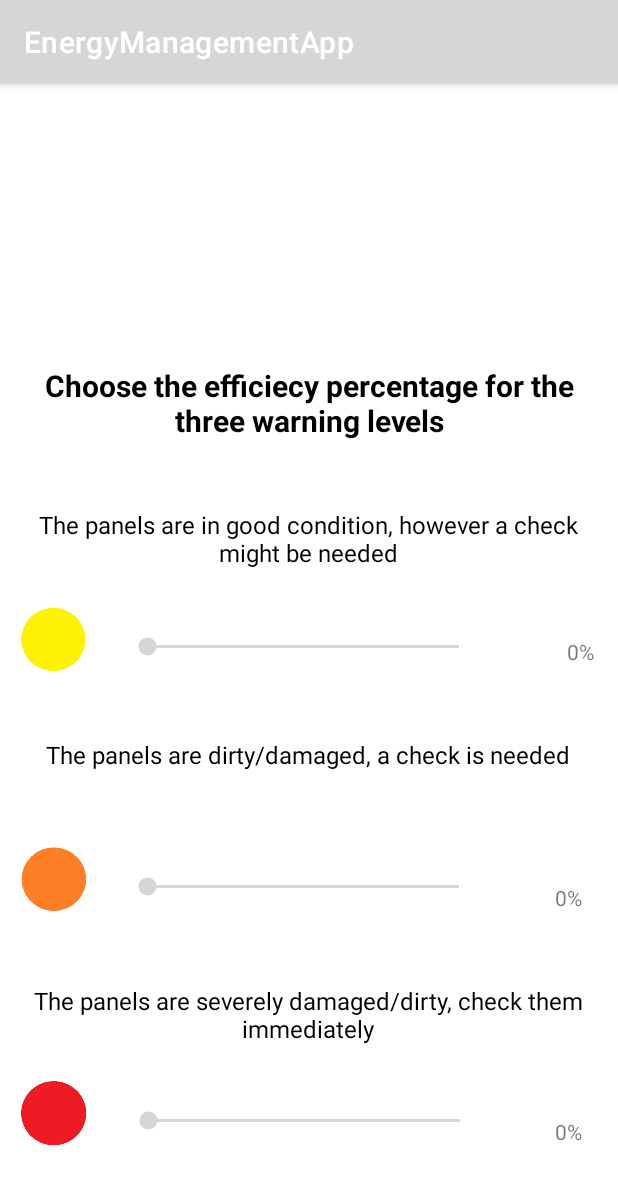
After one commit to csandor99/house-energy-management-app, an Android app: the PanelManagementActivity screen opened directly, with no data from a screen before it, on a phone screen of 412 x 824 dp. The commit adds this screen. Shown: the top 1185 px of the screen. Run offline under Robolectric (Android 15) with nearby library versions, the phone set to English and light mode, and no system bars.

Commit message:
panel management

```diff
--- a/EnergyManagementApp/app/src/main/AndroidManifest.xml
+++ b/EnergyManagementApp/app/src/main/AndroidManifest.xml
@@ -1,6 +1,6 @@
 <?xml version="1.0" encoding="utf-8"?>
 <manifest xmlns:android="http://schemas.android.com/apk/res/android"
-    package="com.example.energymanagementapp" >
+    package="com.example.energymanagementapp">
 
     <application
         android:allowBackup="true"
@@ -8,7 +8,10 @@
         android:label="@string/app_name"
         android:roundIcon="@mipmap/ic_launcher_round"
         android:supportsRtl="true"
-        android:theme="@style/Theme.EnergyManagementApp" >
+        android:theme="@style/Theme.EnergyManagementApp">
+        <activity
+            android:name=".manageEfficiency.PanelManagementActivity"
+            android:exported="false" />
         <activity
             android:name=".LandingPageActivity"
             android:exported="false"
@@ -19,7 +22,7 @@
             android:exported="false" />
         <activity
             android:name=".MainActivity"
-            android:exported="true" >
+            android:exported="true">
             <intent-filter>
                 <action android:name="android.intent.action.MAIN" />
 
--- a/EnergyManagementApp/app/src/main/java/com/example/energymanagementapp/MainActivity.kt
+++ b/EnergyManagementApp/app/src/main/java/com/example/energymanagementapp/MainActivity.kt
@@ -6,6 +6,7 @@ import android.os.Bundle
 import android.view.View
 import android.widget.EditText
 import android.widget.TextView
+import com.example.energymanagementapp.manageEfficiency.PanelManagementActivity
 import com.google.android.material.textfield.TextInputEditText
 
 class MainActivity : AppCompatActivity() {
@@ -42,6 +43,7 @@ class MainActivity : AppCompatActivity() {
         if(msgUser.isEmpty() && msgPass.isEmpty()){
             if(username.text.toString() == "admin" && password.text.toString() == "password"){
                 val intent = Intent ( this, MainPageActivity::class.java )
+                //val intent = Intent ( this, PanelManagementActivity::class.java )
                 startActivity ( intent )
             }else{
                 errorMessage.text = "Wrong username or password!"
--- /dev/null
+++ b/EnergyManagementApp/app/src/main/java/com/example/energymanagementapp/manageEfficiency/PanelManagementActivity.kt
@@ -0,0 +1,93 @@
+package com.example.energymanagementapp.manageEfficiency
+
+import androidx.appcompat.app.AppCompatActivity
+import android.os.Bundle
+import android.widget.SeekBar
+import android.widget.TextView
+import android.widget.Toast
+import com.example.energymanagementapp.R
+
+class PanelManagementActivity : AppCompatActivity() {
+
+    var red_bar: SeekBar? = null
+    var orange_bar: SeekBar? = null
+    var yellow_bar: SeekBar? = null
+
+    var red_text: TextView? = null
+    var orange_text: TextView? = null
+    var yellow_text: TextView? = null
+
+    override fun onCreate(savedInstanceState: Bundle?) {
+        super.onCreate(savedInstanceState)
+        setContentView(R.layout.activity_panel_management)
+
+        red_bar = findViewById(R.id.red_seekbar);
+        orange_bar = findViewById(R.id.orange_seekbar)
+        yellow_bar = findViewById(R.id.yellow_seekbar)
+
+
+        red_text = findViewById(R.id.red_text);
+        orange_text = findViewById(R.id.orange_text)
+        yellow_text = findViewById(R.id.yellow_text)
+
+
+        println("AAAAAAAAAAAAAAAAAAAAAAAAAAAAAAAAAAAAAAAAAAAAAAA")
+        red_bar?.setOnSeekBarChangeListener(object : SeekBar.OnSeekBarChangeListener {
+
+            override fun onProgressChanged(seekBar: SeekBar, i: Int, b: Boolean) {
+                // Display the current progress of SeekBar
+
+                red_text?.text = "$i%"
+            }
+
+            override fun onStartTrackingTouch(p0: SeekBar?) {
+
+                //Toast.makeText(applicationContext,"start tracking",Toast.LENGTH_SHORT).show()
+
+            }
+
+            override fun onStopTrackingTouch(p0: SeekBar?) {
+
+                //Toast.makeText(applicationContext,"stop tracking",Toast.LENGTH_SHORT).show()
+
+            }
+
+        })
+
+        orange_bar?.setOnSeekBarChangeListener(object : SeekBar.OnSeekBarChangeListener {
+
+            override fun onProgressChanged(seekBar: SeekBar, i: Int, b: Boolean) {
+                // Display the current progress of SeekBar
+                orange_text?.text = "$i%"
+            }
+
+            override fun onStartTrackingTouch(p0: SeekBar?) {
+                //Toast.makeText(applicationContext,"start tracking",Toast.LENGTH_SHORT).show()
+            }
+
+            override fun onStopTrackingTouch(p0: SeekBar?) {
+                //Toast.makeText(applicationContext,"stop tracking",Toast.LENGTH_SHORT).show()
+            }
+
+        })
+
+        yellow_bar?.setOnSeekBarChangeListener(object : SeekBar.OnSeekBarChangeListener {
+
+            override fun onProgressChanged(seekBar: SeekBar, i: Int, b: Boolean) {
+                // Display the current progress of SeekBar
+                yellow_text?.text = "$i%"
+            }
+
+            override fun onStartTrackingTouch(p0: SeekBar?) {
+                //Toast.makeText(applicationContext,"start tracking",Toast.LENGTH_SHORT).show()
+            }
+
+            override fun onStopTrackingTouch(p0: SeekBar?) {
+                //Toast.makeText(applicationContext,"stop tracking",Toast.LENGTH_SHORT).show()
+            }
+
+        })
+
+
+    }
+}
--- /dev/null
+++ b/EnergyManagementApp/app/src/main/res/layout/activity_panel_management.xml
@@ -0,0 +1,170 @@
+<?xml version="1.0" encoding="utf-8"?>
+<androidx.constraintlayout.widget.ConstraintLayout xmlns:android="http://schemas.android.com/apk/res/android"
+    xmlns:app="http://schemas.android.com/apk/res-auto"
+    xmlns:tools="http://schemas.android.com/tools"
+    android:layout_width="match_parent"
+    android:layout_height="match_parent"
+    tools:context=".manageEfficiency.PanelManagementActivity">
+
+    <TextView
+        android:id="@+id/textView"
+        android:layout_width="369dp"
+        android:layout_height="75dp"
+        android:layout_marginStart="21dp"
+        android:layout_marginEnd="21dp"
+        android:layout_marginBottom="20dp"
+        android:text="Choose the efficiecy percentage for the three warning levels"
+        android:textAlignment="center"
+        android:textColor="#000000"
+        android:textSize="20sp"
+        android:textStyle="bold"
+        app:layout_constraintBottom_toTopOf="@+id/textView6"
+        app:layout_constraintEnd_toEndOf="parent"
+        app:layout_constraintHorizontal_bias="0.0"
+        app:layout_constraintStart_toStartOf="parent" />
+
+    <ImageView
+        android:id="@+id/imageView3"
+        android:layout_width="47dp"
+        android:layout_height="44dp"
+        android:layout_marginStart="12dp"
+        android:layout_marginBottom="60dp"
+        app:layout_constraintBottom_toBottomOf="parent"
+        app:layout_constraintStart_toStartOf="parent"
+        app:srcCompat="@drawable/red" />
+
+    <SeekBar
+        android:id="@+id/red_seekbar"
+        android:layout_width="240dp"
+        android:layout_height="33dp"
+        android:layout_marginStart="22dp"
+        android:layout_marginEnd="10dp"
+        android:layout_marginBottom="60dp"
+        app:layout_constraintBottom_toBottomOf="parent"
+        app:layout_constraintEnd_toStartOf="@+id/red_text"
+        app:layout_constraintHorizontal_bias="0.026"
+        app:layout_constraintStart_toEndOf="@+id/imageView3" />
+
+    <ImageView
+        android:id="@+id/imageView2"
+        android:layout_width="47dp"
+        android:layout_height="44dp"
+        android:layout_marginStart="12dp"
+        android:layout_marginBottom="48dp"
+        app:layout_constraintBottom_toTopOf="@+id/textView5"
+        app:layout_constraintStart_toStartOf="parent"
+        app:srcCompat="@drawable/orange" />
+
+    <TextView
+        android:id="@+id/yellow_text"
+        android:layout_width="wrap_content"
+        android:layout_height="wrap_content"
+        android:layout_marginEnd="16dp"
+        android:layout_marginBottom="48dp"
+        android:text="0%"
+        app:layout_constraintBottom_toTopOf="@+id/textView3"
+        app:layout_constraintEnd_toEndOf="parent" />
+
+    <TextView
+        android:id="@+id/textView6"
+        android:layout_width="376dp"
+        android:layout_height="52dp"
+        android:layout_marginStart="17dp"
+        android:layout_marginEnd="18dp"
+        android:layout_marginBottom="24dp"
+        android:text="The panels are in good condition, however a check might be needed"
+        android:textAlignment="center"
+        android:textColor="#000000"
+        android:textSize="16sp"
+        app:layout_constraintBottom_toTopOf="@+id/yellow_seekbar"
+        app:layout_constraintEnd_toEndOf="parent"
+        app:layout_constraintHorizontal_bias="0.0"
+        app:layout_constraintStart_toStartOf="parent" />
+
+    <TextView
+        android:id="@+id/red_text"
+        android:layout_width="wrap_content"
+        android:layout_height="wrap_content"
+        android:layout_marginEnd="24dp"
+        android:layout_marginBottom="60dp"
+        android:text="0%"
+        app:layout_constraintBottom_toBottomOf="parent"
+        app:layout_constraintEnd_toEndOf="parent" />
+
+    <SeekBar
+        android:id="@+id/orange_seekbar"
+        android:layout_width="240dp"
+        android:layout_height="33dp"
+        android:layout_marginStart="22dp"
+        android:layout_marginEnd="13dp"
+        android:layout_marginBottom="48dp"
+        app:layout_constraintBottom_toTopOf="@+id/textView5"
+        app:layout_constraintEnd_toStartOf="@+id/orange_text"
+        app:layout_constraintHorizontal_bias="0.028"
+        app:layout_constraintStart_toEndOf="@+id/imageView2" />
+
+    <TextView
+        android:id="@+id/textView5"
+        android:layout_width="376dp"
+        android:layout_height="52dp"
+        android:layout_marginStart="17dp"
+        android:layout_marginEnd="18dp"
+        android:layout_marginBottom="12dp"
+        android:text="The panels are severely damaged/dirty, check them immediately"
+        android:textAlignment="center"
+        android:textColor="#000000"
+        android:textSize="16sp"
+        app:layout_constraintBottom_toTopOf="@+id/imageView3"
+        app:layout_constraintEnd_toEndOf="parent"
+        app:layout_constraintHorizontal_bias="0.0"
+        app:layout_constraintStart_toStartOf="parent" />
+
+    <ImageView
+        android:id="@+id/imageView"
+        android:layout_width="47dp"
+        android:layout_height="44dp"
+        android:layout_marginStart="12dp"
+        android:layout_marginBottom="44dp"
+        app:layout_constraintBottom_toTopOf="@+id/textView3"
+        app:layout_constraintStart_toStartOf="parent"
+        app:srcCompat="@drawable/yellow" />
+
+    <TextView
+        android:id="@+id/orange_text"
+        android:layout_width="wrap_content"
+        android:layout_height="wrap_content"
+        android:layout_marginEnd="24dp"
+        android:layout_marginBottom="48dp"
+        android:text="0%"
+        app:layout_constraintBottom_toTopOf="@+id/textView5"
+        app:layout_constraintEnd_toEndOf="parent" />
+
+    <SeekBar
+        android:id="@+id/yellow_seekbar"
+        android:layout_width="240dp"
+        android:layout_height="33dp"
+        android:layout_marginStart="22dp"
+        android:layout_marginEnd="10dp"
+        android:layout_marginBottom="44dp"
+        app:layout_constraintBottom_toTopOf="@+id/textView3"
+        app:layout_constraintEnd_toStartOf="@+id/yellow_text"
+        app:layout_constraintHorizontal_bias="0.021"
+        app:layout_constraintStart_toEndOf="@+id/imageView" />
+
+    <TextView
+        android:id="@+id/textView3"
+        android:layout_width="376dp"
+        android:layout_height="52dp"
+        android:layout_marginStart="17dp"
+        android:layout_marginEnd="18dp"
+        android:layout_marginBottom="20dp"
+        android:text="The panels are dirty/damaged, a check is needed"
+        android:textAlignment="center"
+        android:textColor="#000000"
+        android:textSize="16sp"
+        app:layout_constraintBottom_toTopOf="@+id/imageView2"
+        app:layout_constraintEnd_toEndOf="parent"
+        app:layout_constraintHorizontal_bias="0.0"
+        app:layout_constraintStart_toStartOf="parent" />
+
+</androidx.constraintlayout.widget.ConstraintLayout>
```
Also changed, not shown: EnergyManagementApp/app/src/main/res/drawable/orange.png (added), EnergyManagementApp/app/src/main/res/drawable/red.png (added), EnergyManagementApp/app/src/main/res/drawable/yellow.png (added).
